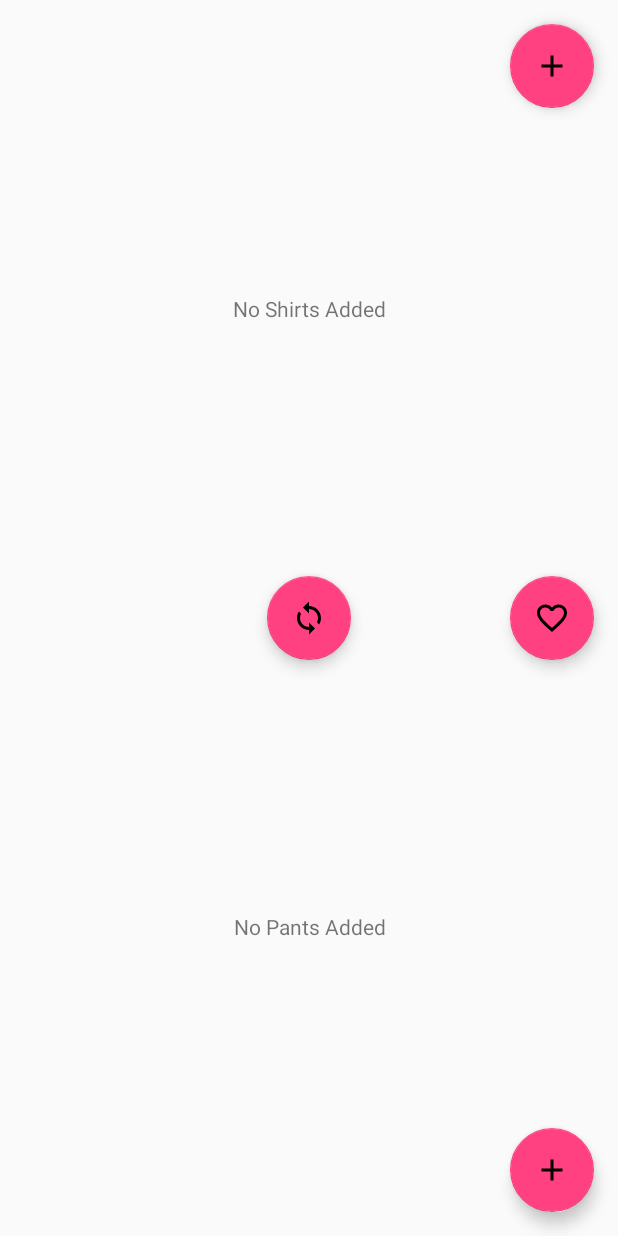
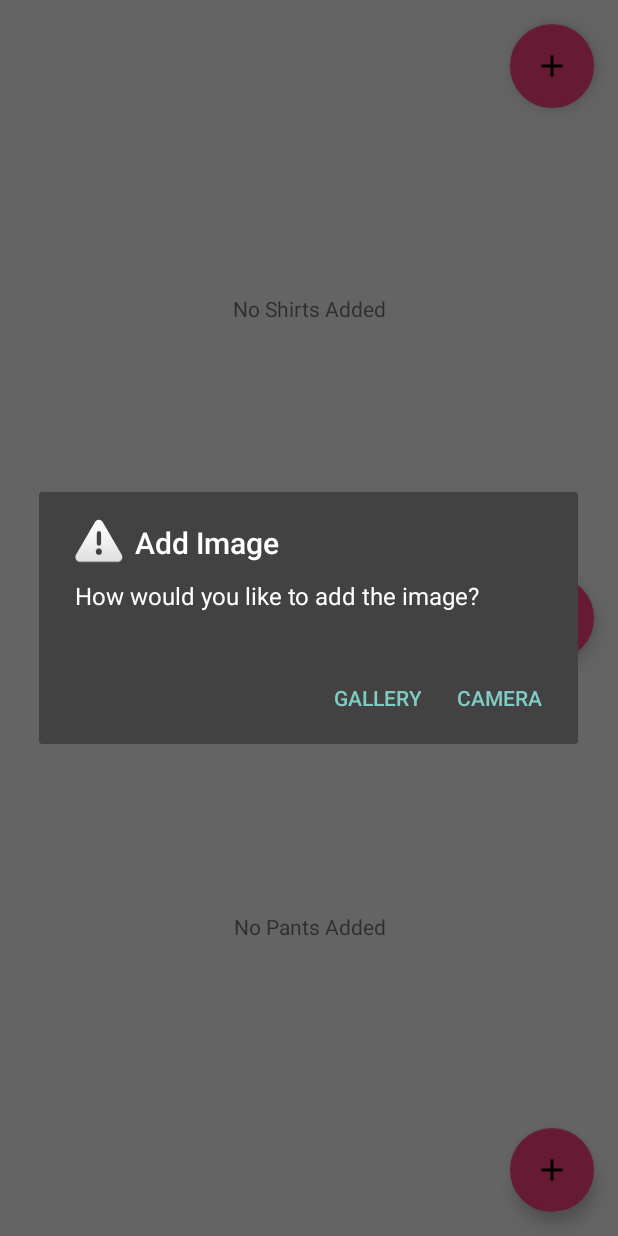
Before and after one commit to legalimpurity/WardrobeApp, an Android app: the screen it shows after launch (MainActivity), after a tap on an icon or button, on a phone screen of 412 x 824 dp. Run offline under Robolectric (Android 15) with nearby library versions, the phone set to English and light mode, and no system bars; our stand-ins replace Dagger/Hilt's generated code, Room's generated code, RxJava, data binding.

Commit message:
Gallery camera asking dialog added.

```diff
--- a/app/src/main/java/com/legalimpurity/wardrobe/ui/mainui/MainActivity.kt
+++ b/app/src/main/java/com/legalimpurity/wardrobe/ui/mainui/MainActivity.kt
@@ -158,8 +158,22 @@ class MainActivity  : BaseActivity<ActivityMainBinding, MainViewModel>(), MainNa
     }
 
     override fun openAddder() {
-        dispatchTakePictureIntent()
-//        dispatchGetFromGalleryIntent()
+        var builder: AlertDialog.Builder? = null
+        if (Build.VERSION.SDK_INT >= Build.VERSION_CODES.LOLLIPOP) {
+            builder = AlertDialog.Builder(this, android.R.style.Theme_Material_Dialog_Alert)
+        } else {
+            builder = AlertDialog.Builder(this)
+        }
+        builder.setTitle(getString(R.string.add_image))
+        .setMessage(getString(R.string.how_image))
+        .setPositiveButton(R.string.camera,   { dialog, which ->
+            dispatchTakePictureIntent()
+        })
+        .setNegativeButton(R.string.gallery,  { dialog, which ->
+            dispatchGetFromGalleryIntent()
+        })
+        .setIcon(android.R.drawable.ic_dialog_alert)
+        .show()
     }
 
     override fun updateAdapter(code: Int) {
@@ -186,7 +200,7 @@ class MainActivity  : BaseActivity<ActivityMainBinding, MainViewModel>(), MainNa
         } else {
             builder = AlertDialog.Builder(this)
         }
-        builder.setTitle(getString(R.string.how_shuffle))
+        builder.setTitle(getString(R.string.shuffle))
         .setMessage(getString(R.string.how_shuffle))
         .setPositiveButton(R.string.bookmarks,   { dialog, which ->
                 mMainViewModel.getRandomFavourite()
@@ -213,8 +227,10 @@ class MainActivity  : BaseActivity<ActivityMainBinding, MainViewModel>(), MainNa
                 ".jpg", /* suffix */
                 storageDir      /* directory */
         )
+
         AppLogger.d("-------------newFile:"+image.exists())
         AppLogger.d("-------------Path:"+image.path)
+
         // Save a file: path for use with ACTION_VIEW intents
         mCurrentPhotoPath = image.absolutePath
         return image
--- a/app/src/main/res/values/strings.xml
+++ b/app/src/main/res/values/strings.xml
@@ -15,9 +15,15 @@
 
     <string name="select_picture">Select Picture</string>
     <string name="bookmark_error">Please make sure you have one shirt and one pant set before taking a bookmark.</string>
+    <string name="shuffle">Shuffle</string>
     <string name="how_shuffle">How would you like to shuffle?</string>
     <string name="bookmarks">Bookmarks</string>
     <string name="random">Random</string>
+
+    <string name="add_image">Add Image</string>
+    <string name="how_image">How would you like to add the image?</string>
+    <string name="gallery">Gallery</string>
+    <string name="camera">Camera</string>
 
     <string name="provider_path_authority" translatable="false">com.legalimpurity.wardrobe.wardrobeprovider</string>
     <string name="storage_path" translatable="false">WardrobePictures/</string>
```
Also changed, not shown: app/src/main/java/com/legalimpurity/wardrobe/ui/mainui/MainViewModel.kt (+6 -2 lines).
